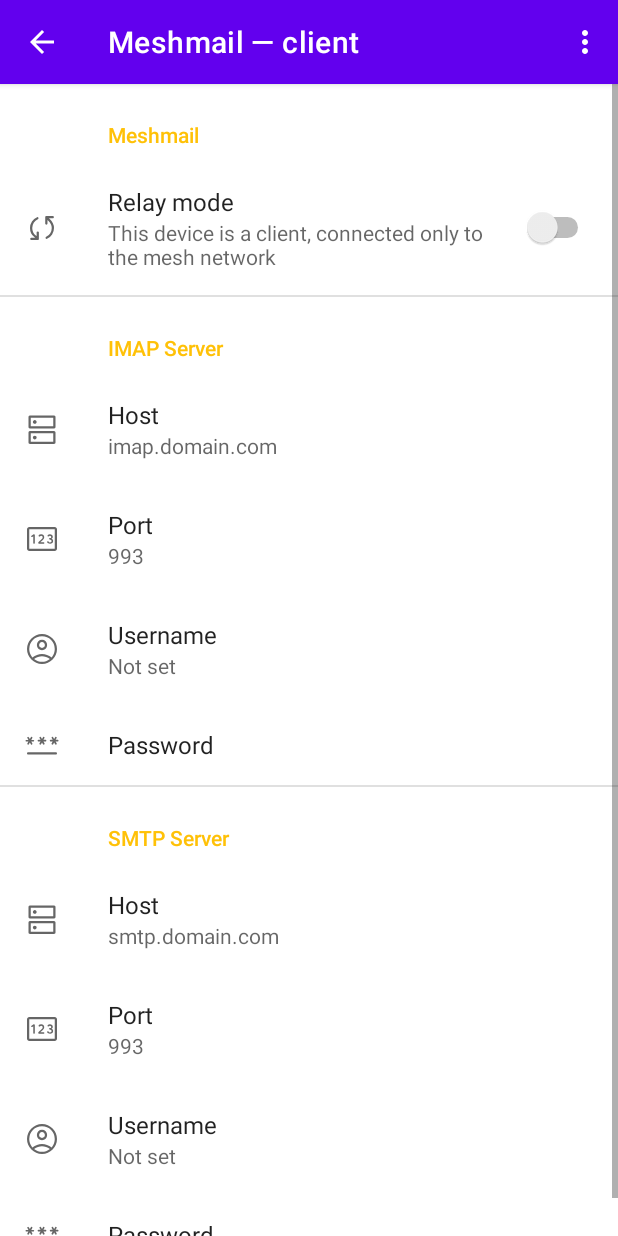
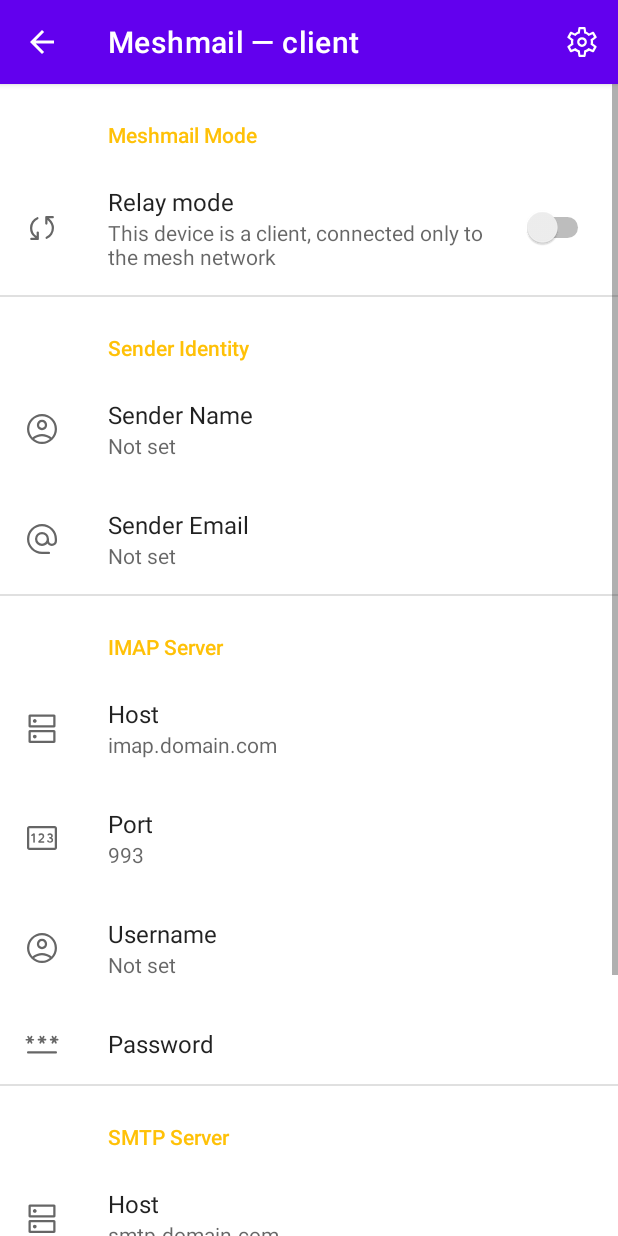
Before and after one commit to mertrois/meshmail, an Android app: the fragment PreferenceFragment placed in its activity, on a phone screen of 412 x 824 dp. Run offline under Robolectric (Android 15) with nearby library versions, the phone set to English and light mode, and no system bars; our stand-ins replace Room's generated code, androidx.preference; libraries missing offline, so code that uses them is left out: com.google.protobuf.kotlin; 2 statements that could not run were skipped.

Commit message:
new working snapshot

```diff
--- a/app/src/main/java/app/meshmail/data/MessageFragmentEntity.kt
+++ b/app/src/main/java/app/meshmail/data/MessageFragmentEntity.kt
@@ -4,7 +4,7 @@ import androidx.room.Entity
 import androidx.room.PrimaryKey
 
 /*
-    MessageFragment contains m of n byte arrays which are pieces of the protobuf.
+    ViewMessageFragment contains m of n byte arrays which are pieces of the protobuf.
  */
 @Entity(tableName = "message_fragments")
 data class MessageFragmentEntity(
--- a/app/src/main/java/app/meshmail/service/MessageFragmentSyncService.kt
+++ b/app/src/main/java/app/meshmail/service/MessageFragmentSyncService.kt
@@ -46,7 +46,7 @@ class MessageFragmentSyncService : Service() {
     }
 
     override fun onStartCommand(intent: Intent, flags: Int, startId: Int): Int {
-        //Toast.makeText(this, "MessageFragment sync service starting", Toast.LENGTH_SHORT).show()
+        //Toast.makeText(this, "ViewMessageFragment sync service starting", Toast.LENGTH_SHORT).show()
         return START_STICKY
     }
 
--- a/app/src/main/java/app/meshmail/ui/ClientMessageListFragment.kt
+++ b/app/src/main/java/app/meshmail/ui/ClientMessageListFragment.kt
@@ -1,6 +1,5 @@
 package app.meshmail.ui
 
-import android.app.Application
 import android.content.Context
 import android.os.Bundle
 import android.view.*
@@ -11,13 +10,16 @@ import androidx.lifecycle.Observer
 import androidx.recyclerview.widget.ItemTouchHelper
 import androidx.recyclerview.widget.LinearLayoutManager
 import androidx.recyclerview.widget.RecyclerView
+import app.meshmail.MainActivity
+import app.meshmail.MeshmailApplication
 import app.meshmail.R
 import app.meshmail.data.MessageAdapter
 import app.meshmail.data.MessageEntity
+import com.google.android.material.floatingactionbutton.FloatingActionButton
 import com.google.android.material.tabs.TabLayout
 
 class ClientMessageListFragment : Fragment() {
-    private lateinit var app: Application
+    private lateinit var app: MeshmailApplication
     private lateinit var messagesRecyclerView: RecyclerView
     private lateinit var messageAdapter: MessageAdapter
     private lateinit var messagesLayoutManager: RecyclerView.LayoutManager
@@ -25,6 +27,7 @@ class ClientMessageListFragment : Fragment() {
     private val clientMessagesListViewModel by viewModels<ClientMessagesListViewModel> {
         ClientMessagesListViewModelFactory(app)
     }
+    private lateinit var composeFAB: FloatingActionButton
 
     companion object {
         val folders: ArrayList<String> = arrayListOf("ARCHIVE", "INBOX", "TRASH")
@@ -104,7 +107,11 @@ class ClientMessageListFragment : Fragment() {
     }
 
     public interface FragmentRequestListener {
-        fun loadMessageFragment(message: MessageEntity)
+        companion object {
+            val MODE_VIEW: Int = 0
+            val MODE_EDIT: Int = 1
+        }
+        fun loadMessageFragment(message: MessageEntity, mode: Int)
     }
 
     var requestListener: FragmentRequestListener? = null
@@ -120,7 +127,7 @@ class ClientMessageListFragment : Fragment() {
 
     override fun onAttach(context: Context) {
         super.onAttach(context)
-        app = requireActivity().application
+        app = requireActivity().application as MeshmailApplication
         if(context is FragmentRequestListener) {
             requestListener = context
         } else {
@@ -128,8 +135,8 @@ class ClientMessageListFragment : Fragment() {
         }
     }
 
-    fun loadMessage(message: MessageEntity) {
-        requestListener?.loadMessageFragment(message)
+    private fun loadMessage(message: MessageEntity, mode: Int) {
+        requestListener?.loadMessageFragment(message, mode)
     }
 
     override fun onCreateOptionsMenu(menu: Menu, inflater: MenuInflater) {
@@ -175,7 +182,7 @@ class ClientMessageListFragment : Fragment() {
                 viewHolder.setTypeface(bold = false)
             }
             clientMessagesListViewModel.markMessageRead(message)
-            loadMessage(message)
+            loadMessage(message, FragmentRequestListener.MODE_VIEW)
         })
         messagesLayoutManager = LinearLayoutManager(context)
 
@@ -191,6 +198,13 @@ class ClientMessageListFragment : Fragment() {
         // setup the listener for swipe events
         ItemTouchHelper(itemTouchHelperCallback).attachToRecyclerView(messagesRecyclerView)
 
+        // setup the compose fab
+        composeFAB = view.findViewById(R.id.fab_compose)
+        composeFAB.setOnClickListener {
+            val message: MessageEntity = MessageEntity(folder="DRAFTS")
+            loadMessage(message, FragmentRequestListener.MODE_EDIT)
+        }
+
         return view
     }
 
--- a/app/src/main/java/app/meshmail/ui/PreferenceFragment.kt
+++ b/app/src/main/java/app/meshmail/ui/PreferenceFragment.kt
@@ -2,9 +2,7 @@ package app.meshmail.ui
 
 
 import android.os.Bundle
-import android.view.LayoutInflater
-import android.view.View
-import android.view.ViewGroup
+import android.view.*
 import androidx.preference.Preference
 import androidx.preference.PreferenceCategory
 import androidx.preference.PreferenceFragmentCompat
@@ -16,6 +14,17 @@ class PreferenceFragment : PreferenceFragmentCompat() {
 
     override fun onCreatePreferences(savedInstanceState: Bundle?, rootKey: String?) {
         setPreferencesFromResource(R.xml.preferences, rootKey)
+    }
+
+    override fun onCreateOptionsMenu(menu: Menu, inflater: MenuInflater) {
+        super.onCreateOptionsMenu(menu, inflater)
+        inflater.inflate(R.menu.menu_preferences, menu)
+        menu.clear()
+    }
+
+    override fun onCreate(savedInstanceState: Bundle?) {
+        super.onCreate(savedInstanceState)
+        setHasOptionsMenu(false)
     }
 
 
@@ -37,8 +46,14 @@ class PreferenceFragment : PreferenceFragmentCompat() {
     fun grayOutCategories(isEnabled: Boolean) {
         val imapPreferenceCategory = findPreference<PreferenceCategory>("imap_preference_category")
         val smtpPreferenceCategory = findPreference<PreferenceCategory>("smtp_preference_category")
+        val idPreferenceCategory = findPreference<PreferenceCategory>("identity_preference_category")
         imapPreferenceCategory?.isEnabled = isEnabled
         smtpPreferenceCategory?.isEnabled = isEnabled
+
+        // need to think more about the UX here. Should really be part of SMTP settings because it has to
+        // match the account that's sending. But sender will want to know/be reminded/be able to set how
+        // it's going out as well. But enabling both client/relay to set creates confusion.
+        idPreferenceCategory?.isEnabled = !isEnabled
     }
 
 }
--- /dev/null
+++ b/app/src/main/res/drawable/alternate_email_24px.xml
@@ -0,0 +1,5 @@
+<vector android:height="24dp" android:tint="?attr/colorControlNormal"
+    android:viewportHeight="48" android:viewportWidth="48"
+    android:width="24dp" xmlns:android="http://schemas.android.com/apk/res/android">
+    <path android:fillColor="@android:color/white" android:pathData="M24,44Q19.85,44 16.2,42.425Q12.55,40.85 9.85,38.15Q7.15,35.45 5.575,31.8Q4,28.15 4,24Q4,19.85 5.575,16.2Q7.15,12.55 9.85,9.85Q12.55,7.15 16.2,5.575Q19.85,4 24,4Q28.15,4 31.8,5.575Q35.45,7.15 38.15,9.85Q40.85,12.55 42.425,16.2Q44,19.85 44,24V26.65Q44,29.45 42.025,31.375Q40.05,33.3 37.2,33.3Q35.4,33.3 33.8,32.425Q32.2,31.55 31.35,29.95Q30.05,31.65 28.1,32.475Q26.15,33.3 24,33.3Q20.1,33.3 17.375,30.6Q14.65,27.9 14.65,24Q14.65,20.1 17.375,17.35Q20.1,14.6 24,14.6Q27.9,14.6 30.625,17.35Q33.35,20.1 33.35,24V26.65Q33.35,28.2 34.475,29.25Q35.6,30.3 37.2,30.3Q38.75,30.3 39.875,29.25Q41,28.2 41,26.65V24Q41,16.9 36.05,11.95Q31.1,7 24,7Q16.9,7 11.95,11.95Q7,16.9 7,24Q7,31.1 11.95,36.05Q16.9,41 24,41H33.2Q33.85,41 34.275,41.425Q34.7,41.85 34.7,42.5Q34.7,43.15 34.275,43.575Q33.85,44 33.2,44ZM24,30.3Q26.65,30.3 28.5,28.475Q30.35,26.65 30.35,24Q30.35,21.3 28.5,19.45Q26.65,17.6 24,17.6Q21.35,17.6 19.5,19.45Q17.65,21.3 17.65,24Q17.65,26.65 19.5,28.475Q21.35,30.3 24,30.3Z"/>
+</vector>
--- a/app/src/main/res/layout/fragment_messages.xml
+++ b/app/src/main/res/layout/fragment_messages.xml
@@ -42,7 +42,7 @@
     </LinearLayout>
 
     <com.google.android.material.floatingactionbutton.FloatingActionButton
-        android:id="@+id/floatingActionButton2"
+        android:id="@+id/fab_compose"
         android:layout_width="wrap_content"
         android:layout_height="wrap_content"
         android:clickable="true"
--- a/app/src/main/res/menu/menu_main.xml
+++ b/app/src/main/res/menu/menu_main.xml
@@ -7,6 +7,6 @@
         android:icon="@drawable/settings_24px"
         android:orderInCategory="100"
         android:title="@string/action_settings"
-        app:showAsAction="never" />
+        app:showAsAction="ifRoom" />
 
 </menu>
--- /dev/null
+++ b/app/src/main/res/menu/menu_preferences.xml
@@ -0,0 +1,4 @@
+<?xml version="1.0" encoding="utf-8"?>
+<menu xmlns:android="http://schemas.android.com/apk/res/android">
+
+</menu>
--- a/app/src/main/res/values/colors.xml
+++ b/app/src/main/res/values/colors.xml
@@ -7,4 +7,5 @@
     <color name="teal_700">#FF018786</color>
     <color name="black">#FF000000</color>
     <color name="white">#FFFFFFFF</color>
+    <color name="editTextHint">#AAAAAA</color>
 </resources>
--- a/app/src/main/res/xml/preferences.xml
+++ b/app/src/main/res/xml/preferences.xml
@@ -1,7 +1,7 @@
 <?xml version="1.0" encoding="utf-8"?>
 <PreferenceScreen xmlns:app="http://schemas.android.com/apk/res-auto"
     xmlns:android="http://schemas.android.com/apk/res/android">
-    <PreferenceCategory android:title="Meshmail">
+    <PreferenceCategory android:title="Meshmail Mode">
 
         <SwitchPreference
             android:defaultValue="false"
@@ -11,6 +11,28 @@
             android:summaryOff="This device is a client, connected only to the mesh network"
             android:summaryOn="This device is a relay, connected to the internet and mesh network"/>
     </PreferenceCategory>
+
+    <PreferenceCategory
+        android:key="identity_preference_category"
+        android:title="Sender Identity">
+        <EditTextPreference
+            android:defaultValue=""
+            android:key="sender_name"
+            android:selectAllOnFocus="true"
+            android:singleLine="true"
+            android:title="Sender Name"
+            app:icon="@drawable/account_circle_24px"
+            app:useSimpleSummaryProvider="true" />
+        <EditTextPreference
+            android:defaultValue=""
+            android:key="sender_email"
+            android:selectAllOnFocus="true"
+            android:singleLine="true"
+            android:title="Sender Email"
+            app:icon="@drawable/alternate_email_24px"
+            app:useSimpleSummaryProvider="true" />
+    </PreferenceCategory>
+
     <PreferenceCategory
         android:key="imap_preference_category"
         android:title="IMAP Server">
```
Also changed, not shown: app/src/main/java/app/meshmail/MainActivity.kt (+10 -6 lines), app/src/main/java/app/meshmail/ui/EditMessageFragment.kt (added, +92 -0 lines), app/src/main/java/app/meshmail/ui/MessageFragment.kt (deleted, +0 -82 lines), app/src/main/java/app/meshmail/ui/ViewMessageFragment.kt (added, +88 -0 lines), app/src/main/res/drawable/send_48px.xml (added, +11 -0 lines), app/src/main/res/layout/fragment_message.xml (deleted, +0 -116 lines), app/src/main/res/layout/fragment_message_edit.xml (added, +77 -0 lines), app/src/main/res/layout/fragment_message_view.xml (added, +77 -0 lines).
